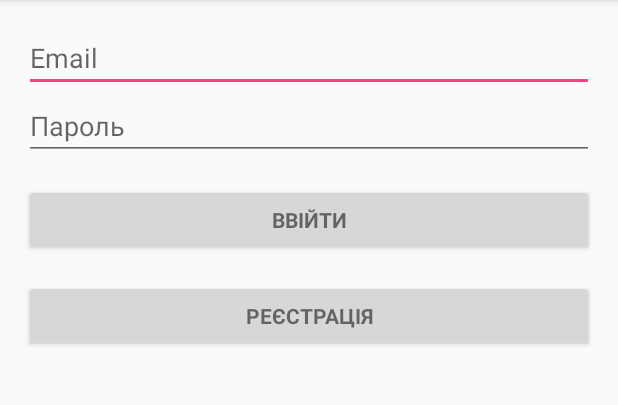
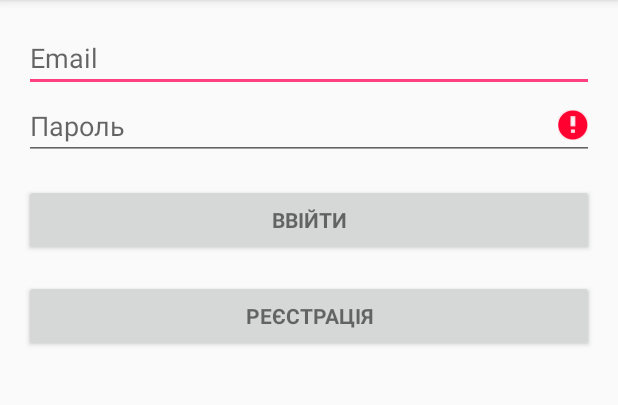
Before and after one commit to tarasrakochy/ShortwayClient, an Android app: the screen it shows after launch (LoginActivity), after a tap on "ВВІЙТИ", on a phone screen of 412 x 824 dp, the part 84-489 px from its top. Run offline under Robolectric (Android 15) with nearby library versions, the phone set to English and light mode, and no system bars; 1 statement that could not run was skipped.

Commit message:
add CallbackWrapper class and logining user

```diff
--- a/app/src/main/java/com/taras/shortway/client/LoginActivity.java
+++ b/app/src/main/java/com/taras/shortway/client/LoginActivity.java
@@ -1,31 +1,36 @@
 package com.taras.shortway.client;
 
+import android.content.Intent;
+import android.content.SharedPreferences;
 import android.os.Bundle;
 import android.support.v7.app.AppCompatActivity;
+import android.util.Log;
 import android.view.View;
 import android.view.View.OnClickListener;
 import android.widget.AutoCompleteTextView;
 import android.widget.Button;
 import android.widget.EditText;
-import android.widget.Toast;
 
 import com.taras.shortway.client.model.User;
 import com.taras.shortway.client.rest.ApiClient;
 import com.taras.shortway.client.rest.ApiInterface;
+import com.taras.shortway.client.rest.CallbackWrapper;
 
 import retrofit2.Call;
-import retrofit2.Callback;
-import retrofit2.Response;
 
 /**
  * A login screen that offers login via email/password.
  */
 public class LoginActivity extends AppCompatActivity {
 
+    private static final String TAG = LoginActivity.class.getName();
+
     private AutoCompleteTextView mEmailView;
     private EditText mPasswordView;
-    private View mProgressView;
-    private View mLoginFormView;
+
+    private SharedPreferences sharedPreferences;
+
+    private User user;
 
     @Override
     protected void onCreate(Bundle savedInstanceState) {
@@ -40,31 +45,42 @@ public class LoginActivity extends AppCompatActivity {
 
         mPasswordView = (EditText) findViewById(R.id.password);
 
+        sharedPreferences = getPreferences(MODE_PRIVATE);
+
         Button mEmailSignInButton = (Button) findViewById(R.id.email_sign_in_button);
         mEmailSignInButton.setOnClickListener(new OnClickListener() {
             @Override
             public void onClick(View view) {
                 Call<User> userCall = apiService.getUserFromLogin(mEmailView.getText().toString(), mPasswordView.getText().toString());
-                userCall.enqueue(new Callback<User>() {
-                    @Override
-                    public void onResponse(Call<User> call, Response<User> response) {
-                        User user = response.body();
-                        if (user != null) {
-                            Toast.makeText(LoginActivity.this, "YOHUU: " + user.getAuto().getBrand(), Toast.LENGTH_SHORT).show();
-                        }
-                    }
+                CallbackWrapper<User> userCallback = new CallbackWrapper<>(LoginActivity.this);
+                userCall.enqueue(userCallback);
+                user = userCallback.getResult();
 
-                    @Override
-                    public void onFailure(Call<User> call, Throwable t) {
-                        Toast.makeText(LoginActivity.this, "Something wrong", Toast.LENGTH_SHORT).show();
-                    }
-                });
+                if (user == null && !userCallback.isFailure()) {
+                    mEmailView.setText("");
+                    mPasswordView.setText("");
+                    mPasswordView.setError(getString(R.string.error_incorrect_password));
+                }
+
+                if (user != null) {
+                    sharedPreferences
+                            .edit()
+                            .putString(getString(R.string.login_key), user.getLoginPass().getLogin())
+                            .putString(getString(R.string.password_key), user.getLoginPass().getPassword())
+                            .putInt(getString(R.string.password_key), user.getId())
+                            .apply();
+
+                    startNextActivity();
+                }
             }
         });
 
-        mLoginFormView = findViewById(R.id.login_form);
-        mProgressView = findViewById(R.id.login_progress);
+
     }
 
+    private void startNextActivity() {
+        Intent intent = new Intent(LoginActivity.this, TripTypeChooserActivity.class);
+        startActivity(intent);
+    }
 
 }
--- a/app/src/main/java/com/taras/shortway/client/MainActivity.java
+++ b/app/src/main/java/com/taras/shortway/client/MainActivity.java
@@ -17,10 +17,12 @@ public class MainActivity extends AppCompatActivity {
         SharedPreferences preferences = getPreferences(Context.MODE_PRIVATE);
         String login = preferences.getString(getString(R.string.login_key), null);
         String password = preferences.getString(getString(R.string.password_key), null);
+        preferences.getInt(getString(R.string.user_id_key), 0);
 
         Intent intent = new Intent();
 
-        if (login != null && password != null) {
+        if (login != null
+                && password != null) {
             intent.setClass(this, TripTypeChooserActivity.class);
         } else {
             intent.setClass(this, LoginActivity.class);
--- /dev/null
+++ b/app/src/main/java/com/taras/shortway/client/rest/CallbackWrapper.java
@@ -0,0 +1,45 @@
+package com.taras.shortway.client.rest;
+
+import android.content.Context;
+import android.util.Log;
+import android.widget.Toast;
+
+import com.taras.shortway.client.R;
+
+import retrofit2.Call;
+import retrofit2.Callback;
+import retrofit2.Response;
+
+public class CallbackWrapper<T> implements Callback<T> {
+
+    private static final String TAG = CallbackWrapper.class.getName();
+
+    private Context context;
+
+    private boolean failure;
+    private T t;
+
+    @Override
+    public void onResponse(Call<T> call, Response<T> response) {
+        t = response.body();
+    }
+
+    @Override
+    public void onFailure(Call<T> call, Throwable t) {
+        failure = true;
+        Toast.makeText(context, R.string.server_connection_error, Toast.LENGTH_SHORT).show();
+        Log.e(TAG, t.getMessage());
+    }
+
+    public CallbackWrapper(Context context) {
+        this.context = context;
+    }
+
+    public T getResult() {
+        return t;
+    }
+
+    public boolean isFailure() {
+        return failure;
+    }
+}
--- a/app/src/main/res/values/strings.xml
+++ b/app/src/main/res/values/strings.xml
@@ -3,6 +3,7 @@
 
     <string name="login_key">user_login</string>>
     <string name="password_key">user_password</string>>
+    <string name="user_id_key">user_id</string>>
 
     <string name="prompt_email">Email</string>
     <string name="prompt_password">Пароль</string>
@@ -11,4 +12,5 @@
     <string name="error_invalid_email">Email невірний</string>
     <string name="error_incorrect_password">Некоректний пароль</string>
     <string name="error_field_required">Це поле обовязкове</string>
+    <string name="server_connection_error">Помилка доступу до сервера</string>
 </resources>
```
